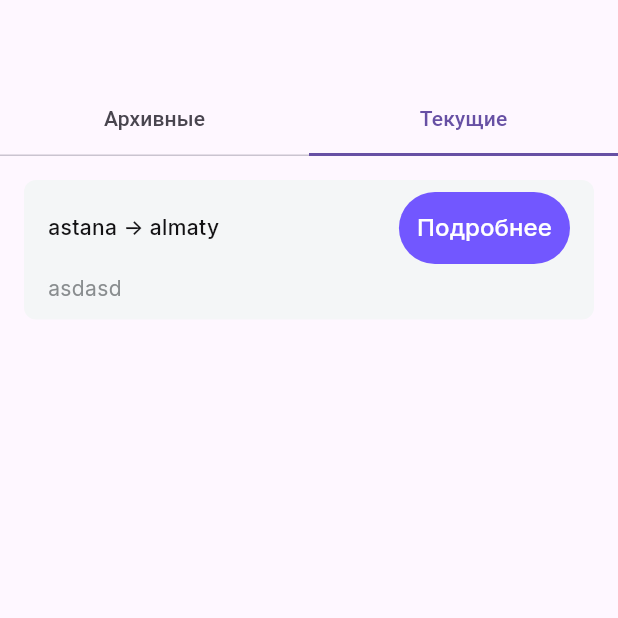
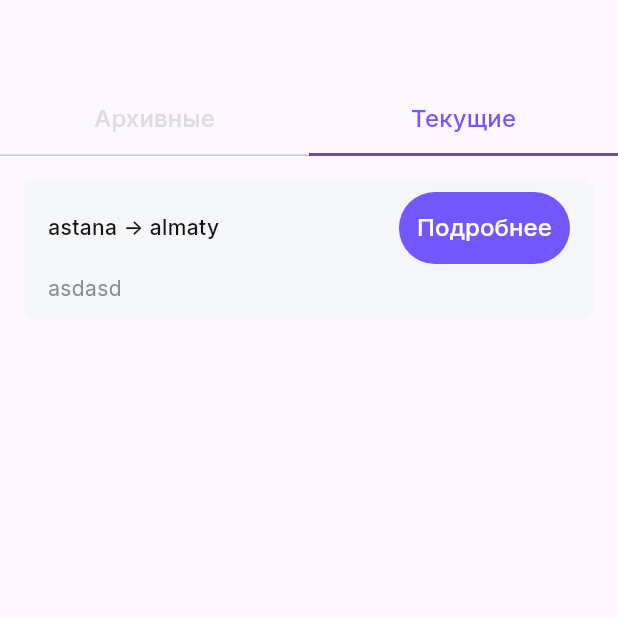
Before and after one commit to Saymakk/frahto, a Flutter app: the OrdersScreen screen opened by its route, on a phone screen of 412 x 824 dp, the top half of it. Run offline on Flutter 3.47's test engine with Material 2 defaults, Android fonts, the light colour scheme and no system bars; drawn by our look-alikes of oktoast; our stand-ins replace dropdown_button2, flutter_svg, get, google_fonts, hive_flutter, intl_phone_number_input and 2 more; missing offline and left inert: dart:ffi; accounts and stored records are empty.

Commit message:
Мелкие правки

```diff
--- a/lib/ui/screens/main_screens/profile_screen/orders/orders_screen.dart
+++ b/lib/ui/screens/main_screens/profile_screen/orders/orders_screen.dart
@@ -1,7 +1,9 @@
 import 'package:flutter/material.dart';
+import 'package:frahto/constants/constants.dart';
 import 'package:frahto/ui/screens/main_screens/profile_screen/orders/current_orders_screen/current_orders_screen.dart';
 import 'package:frahto/ui/screens/main_screens/profile_screen/orders/orders_history_screen/orders_history_screen.dart';
 import 'package:get/get.dart';
+import 'package:google_fonts/google_fonts.dart';
 
 class OrdersScreen extends StatefulWidget {
   const OrdersScreen({Key? key}) : super(key: key);
@@ -50,6 +52,9 @@ class _OrdersScreenState extends State<OrdersScreen>
             ),
           ),
           bottom: TabBar(
+            labelStyle: Style().textStyle(16, FontWeight.w500, Style.mainPurple),
+            unselectedLabelStyle:
+            Style().textStyle(16, FontWeight.w500, Style.inactiveGreyBG),
             indicatorSize: TabBarIndicatorSize.tab,
             controller: tabController,
             tabs: [
```
